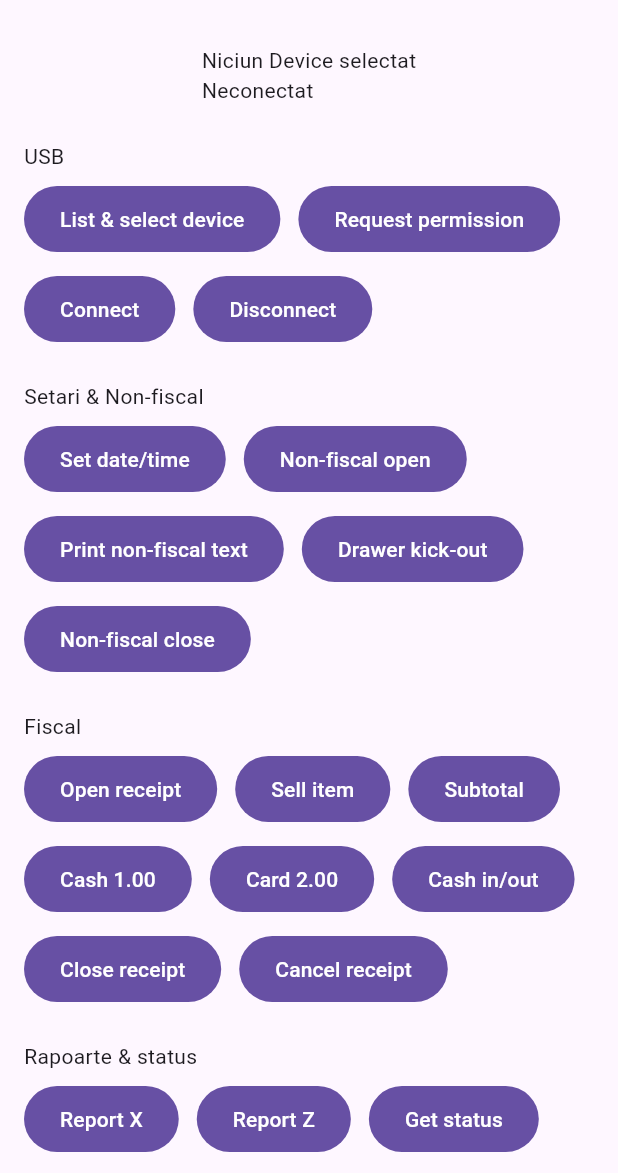
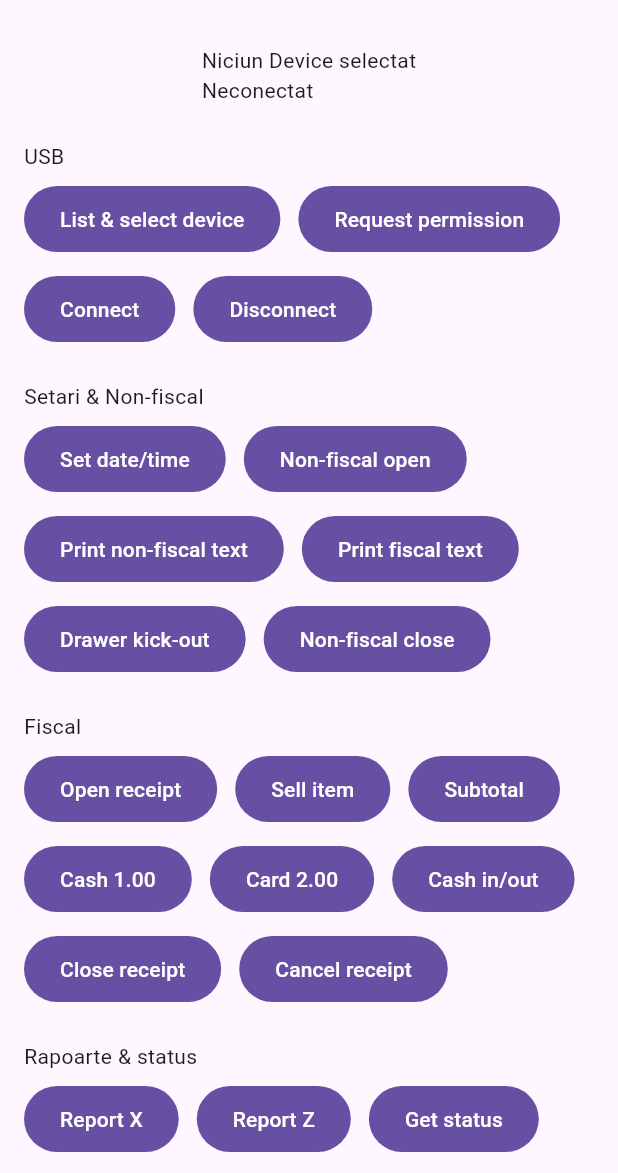
Before and after one commit to razvanrh/fiscal_bridge_plugin, a Flutter app: the screen it shows after launch, on a phone screen of 412 x 824 dp, the part 63-1236 px from its top. Run offline on Flutter 3.47's test engine with Material 3 defaults, Android fonts, the phone set to English and light mode, and no system bars; our stand-ins replace plugin_platform_interface.

Commit message:
v1.0.3 - Fix printFiscalText condensed param

```diff
--- a/lib/fiscal_bridge_plugin.dart
+++ b/lib/fiscal_bridge_plugin.dart
@@ -6,16 +6,11 @@ class FiscalBridge {
   // USB
   static Future<List<Map<String, dynamic>>> usbListDevices() async {
     final list = await _ch.invokeMethod('usbListDevices');
-    return (list as List)
-        .map((e) => (e as Map).cast<String, dynamic>())
-        .toList();
+    return (list as List).map((e) => (e as Map).cast<String, dynamic>()).toList();
   }
 
   static Future<bool> usbRequestPermission(int vid, int pid) async {
-    final ok = await _ch.invokeMethod('usbRequestPermission', {
-      'vid': vid,
-      'pid': pid,
-    });
+    final ok = await _ch.invokeMethod('usbRequestPermission', {'vid': vid, 'pid': pid});
     return ok == true;
   }
 
@@ -50,8 +45,7 @@ class FiscalBridge {
     String align = 'L',
     bool condensed = false,
     @Deprecated('Use condensed instead') bool? doubleW,
-  }) =>
-      _ch.invokeMethod('printNonFiscalText', {
+  }) => _ch.invokeMethod('printNonFiscalText', {
     'text': text,
     'bold': bold,
     'italic': italic,
@@ -61,25 +55,32 @@ class FiscalBridge {
     'condensed': doubleW ?? condensed,
   });
 
-  static Future<void> drawerKickOut() =>
-      _ch.invokeMethod('drawerKickOut');
+  static Future<void> printFiscalText(
+    String text, {
+    bool bold = false,
+    bool italic = false,
+    bool doubleH = false,
+    bool underline = false,
+    String align = 'L',
+    bool condensed = false,
+    @Deprecated('Use condensed instead') bool? doubleW,
+  }) => _ch.invokeMethod('printFiscalText', {
+    'text': text,
+    'bold': bold,
+    'italic': italic,
+    'doubleH': doubleH,
+    'underline': underline,
+    'align': align,
+    'condensed': doubleW ?? condensed,
+  });
 
-  static Future<void> nonFiscalClose({bool cut = true}) =>
-      _ch.invokeMethod('nonFiscalClose', {'cut': cut});
+  static Future<void> drawerKickOut() => _ch.invokeMethod('drawerKickOut');
+
+  static Future<void> nonFiscalClose({bool cut = true}) => _ch.invokeMethod('nonFiscalClose', {'cut': cut});
 
   // Fiscal
-  static Future<void> fiscalSubtotal({
-    required String print,
-    required String display,
-    required String discountType,
-    required String discountValue,
-  }) =>
-      _ch.invokeMethod('fiscalSubtotal', {
-        'print': print,
-        'display': display,
-        'discountType': discountType,
-        'discountValue': discountValue,
-      });
+  static Future<void> fiscalSubtotal({required String print, required String display, required String discountType, required String discountValue}) =>
+      _ch.invokeMethod('fiscalSubtotal', {'print': print, 'display': display, 'discountType': discountType, 'discountValue': discountValue});
 
   static Future<void> openReceipt({
     required String operatorId,
@@ -87,8 +88,7 @@ class FiscalBridge {
     required String tillNo,
     String? invoiceNumber,
     String? customerTaxId,
-  }) =>
-      _ch.invokeMethod('openReceipt', {
+  }) => _ch.invokeMethod('openReceipt', {
     'operatorId': operatorId,
     'operatorPassword': operatorPassword,
     'tillNo': tillNo,
@@ -121,31 +121,21 @@ class FiscalBridge {
     });
   }
 
-  static Future<Map<String, dynamic>> cashInCashOut({
-    required double amount,
-    bool foreignCurrency = false,
-  }) async {
-    final result = await _ch.invokeMethod('cashInCashOut', {
-      'amount': amount,
-      'foreignCurrency': foreignCurrency,
-    });
+  static Future<Map<String, dynamic>> cashInCashOut({required double amount, bool foreignCurrency = false}) async {
+    final result = await _ch.invokeMethod('cashInCashOut', {'amount': amount, 'foreignCurrency': foreignCurrency});
     return (result as Map).cast<String, dynamic>();
   }
 
-  static Future<void> payment({required String type, required double amount}) =>
-      _ch.invokeMethod('payment', {'type': type, 'amount': amount});
+  static Future<void> payment({required String type, required double amount}) => _ch.invokeMethod('payment', {'type': type, 'amount': amount});
 
   static Future<void> closeReceipt() => _ch.invokeMethod('closeReceipt');
 
   static Future<void> cancelReceipt() => _ch.invokeMethod('cancelReceipt');
 
   // Reports & status
-  static Future<int> reportX() async =>
-      (await _ch.invokeMethod('reportX')) as int;
+  static Future<int> reportX() async => (await _ch.invokeMethod('reportX')) as int;
 
-  static Future<int> reportZ() async =>
-      (await _ch.invokeMethod('reportZ')) as int;
+  static Future<int> reportZ() async => (await _ch.invokeMethod('reportZ')) as int;
 
-  static Future<Map<String, dynamic>> getStatus() async =>
-      (await _ch.invokeMethod('getStatus') as Map).cast<String, dynamic>();
+  static Future<Map<String, dynamic>> getStatus() async => (await _ch.invokeMethod('getStatus') as Map).cast<String, dynamic>();
 }
--- a/pubspec.yaml
+++ b/pubspec.yaml
@@ -1,6 +1,6 @@
 name: fiscal_bridge_plugin
 description: "DatPgAndroid"
-version: 0.0.3
+version: 0.0.4
 homepage:
 
 environment:
```
Also changed, not shown: example/lib/main.dart (+24 -2 lines), 1 other file. Lines whose indentation alone changed are shown as unchanged.
